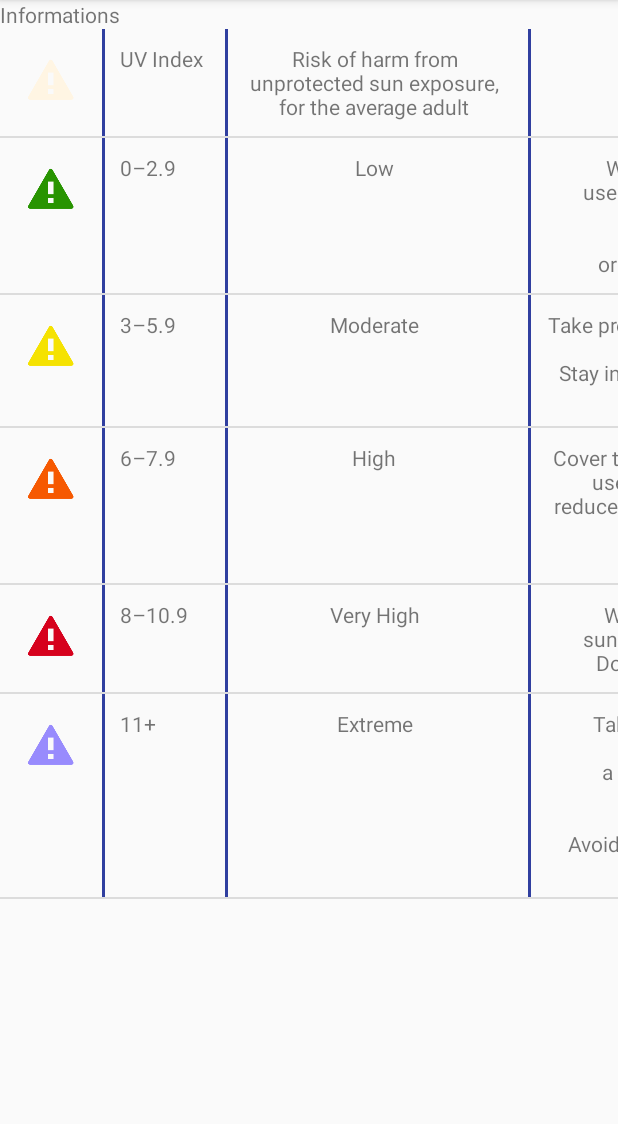
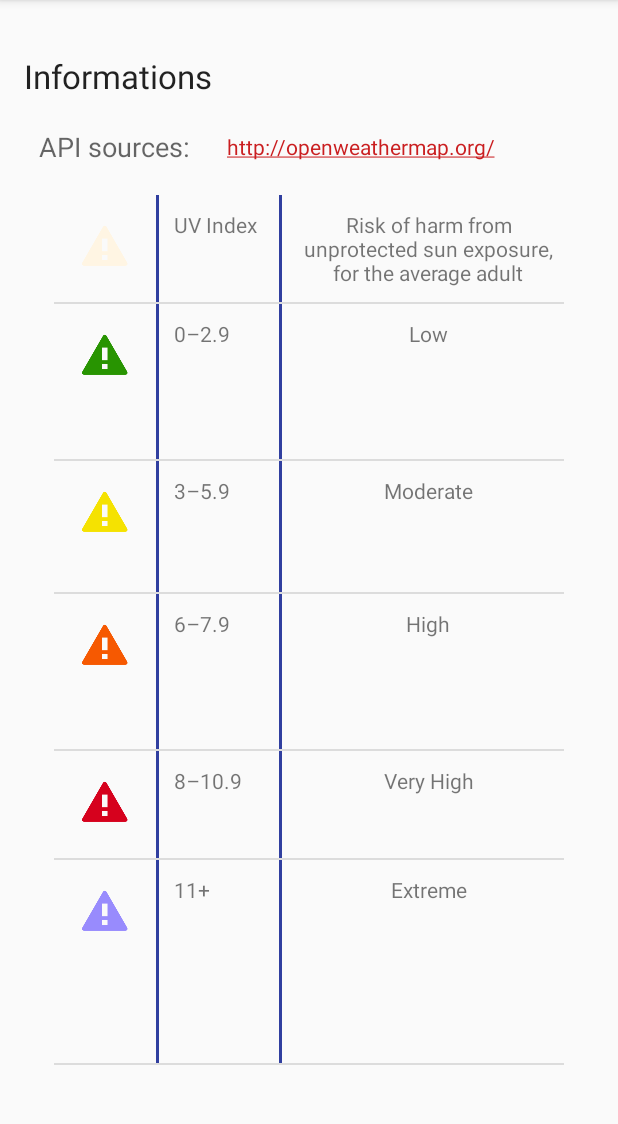
Before and after one commit to Flatch78/WeatherChan, an Android app: the fragment InformationFragment shown on its own in the app's theme, on a phone screen of 412 x 824 dp, the part 84-1208 px from its top. Run offline under Robolectric (Android 15) with nearby library versions, the phone set to English and light mode, and no system bars; libraries missing offline, so code that uses them is left out: com.koushikdutta.async, com.koushikdutta.ion; pictures from the network do not load; 2 statements that could not run were skipped.

Commit message:
update information page

```diff
--- a/app/src/main/java/com/guillaumek/weatherchannel/Fragment/InformationFragment.java
+++ b/app/src/main/java/com/guillaumek/weatherchannel/Fragment/InformationFragment.java
@@ -2,21 +2,32 @@ package com.guillaumek.weatherchannel.Fragment;
 
 
 import android.database.MatrixCursor;
+import android.graphics.Bitmap;
+import android.graphics.drawable.BitmapDrawable;
 import android.os.Bundle;
 import android.support.v4.app.Fragment;
 import android.support.v4.widget.SimpleCursorAdapter;
+import android.text.method.LinkMovementMethod;
 import android.view.LayoutInflater;
 import android.view.View;
 import android.view.ViewGroup;
+import android.widget.ImageView;
 import android.widget.ListView;
+import android.widget.TextView;
 
+import com.guillaumek.weatherchannel.Network.NetworkAPIWeather;
 import com.guillaumek.weatherchannel.R;
+import com.guillaumek.weatherchannel.Tools.MessageTool;
+import com.koushikdutta.async.future.FutureCallback;
+import com.koushikdutta.ion.Ion;
 
 /**
  * A simple {@link Fragment} subclass.
  */
 public class InformationFragment extends Fragment {
 
+    private static final String TAG = InformationFragment.class.getName();
+    private MessageTool msg = new MessageTool(TAG);
 
     public InformationFragment() {
         // Required empty public constructor
@@ -34,6 +45,30 @@ public class InformationFragment extends Fragment {
         ListView listViewTable = (ListView) view.findViewById(R.id.listViewWarning);
         listViewTable.setAdapter(fillInTable());
 
+        TextView mTextViewLinkWS = (TextView) view.findViewById(R.id.textViewLinkWebSite);
+        mTextViewLinkWS.setMovementMethod(LinkMovementMethod.getInstance());
+
+        final ImageView imageViewLogo = (ImageView) view.findViewById(R.id.logoOpenWeatherMap);
+
+
+        String URLBackground = NetworkAPIWeather.getLogoOpenWeatherMap();
+        Ion.with(getActivity())
+                .load(URLBackground)
+                .asBitmap()
+                .setCallback(new FutureCallback<Bitmap>() {
+                    @Override
+                    public void onCompleted(Exception e, Bitmap result) {
+                        if (e != null) {
+                            msg.MsgError("Error: " + e.getMessage());
+                        } else if (result == null) {
+                            msg.MsgError("Error: request fail");
+                        } else {
+                            BitmapDrawable ob = new BitmapDrawable(getResources(), result);
+                            imageViewLogo.setBackgroundDrawable(ob);
+                        }
+                    }
+
+                });
         return view;
     }
 
@@ -72,11 +107,11 @@ public class InformationFragment extends Fragment {
                 getActivity().getString(R.string.row_red_uv),
                 getActivity().getString(R.string.row_red_risk),
                 getActivity().getString(R.string.row_red_recommend) });
-        matrixCursor.addRow(new Object[] { 3,
+        matrixCursor.addRow(new Object[]{3,
                 R.mipmap.ic_warning_extreme,
                 getActivity().getString(R.string.row_purple_uv),
                 getActivity().getString(R.string.row_purple_risk),
-                getActivity().getString(R.string.row_purple_recommend) });
+                getActivity().getString(R.string.row_purple_recommend)});
 
         String[] from = new String[] {
                 "type",
--- a/app/src/main/java/com/guillaumek/weatherchannel/Network/NetworkAPIWeather.java
+++ b/app/src/main/java/com/guillaumek/weatherchannel/Network/NetworkAPIWeather.java
@@ -37,6 +37,8 @@ public class NetworkAPIWeather {
     private final static String FOG = "https://c2.staticflickr.com/6/5684/20597103963_57f862461e_z.jpg";
     private final static String FOG_N = "https://c1.staticflickr.com/9/8682/16069627989_a766afefe3_z.jpg";
 
+    private final static String LOGO = "https://upload.wikimedia.org/wikipedia/commons/thumb/1/15/OpenWeatherMap_logo.png/128px-OpenWeatherMap_logo.png";
+
 
     /* PUBLIC */
 
@@ -65,6 +67,10 @@ public class NetworkAPIWeather {
     // Icon
     static public String getURLWeatherIcon(String icon) {
         return getPrefixImg() + icon + ".png";
+    }
+
+    static public String getLogoOpenWeatherMap() {
+        return LOGO;
     }
 
     // Pictures
--- a/app/src/main/res/layout/fragment_information.xml
+++ b/app/src/main/res/layout/fragment_information.xml
@@ -3,16 +3,55 @@
     android:layout_width="match_parent"
     android:layout_height="match_parent"
     android:orientation="vertical"
+    android:paddingBottom="@dimen/activity_vertical_margin"
+    android:paddingLeft="@dimen/activity_horizontal_margin"
+    android:paddingRight="@dimen/activity_horizontal_margin"
+    android:paddingTop="@dimen/activity_vertical_margin"
     tools:context="com.guillaumek.weatherchannel.Fragment.InformationFragment">
 
     <TextView
         android:layout_width="match_parent"
         android:layout_height="wrap_content"
-        android:text="Informations" />
+        android:paddingBottom="20dp"
+        android:paddingTop="20dp"
+        android:text="@string/navigation_information_page"
+        android:textAppearance="?android:attr/textAppearanceLarge" />
+
+
+    <LinearLayout
+        android:gravity="center_vertical"
+        android:orientation="horizontal"
+        android:layout_width="match_parent"
+        android:layout_height="wrap_content">
+
+        <ImageView
+            android:id="@+id/logoOpenWeatherMap"
+            android:layout_width="wrap_content"
+            android:layout_height="wrap_content" />
+
+        <TextView
+            android:paddingStart="10dp"
+            android:paddingEnd="10dp"
+            android:layout_width="wrap_content"
+            android:layout_height="wrap_content"
+            android:textAppearance="?android:attr/textAppearanceMedium"
+            android:text="API sources: "
+            android:id="@+id/textView" />
+
+        <TextView
+            android:paddingStart="10dp"
+            android:paddingEnd="10dp"
+            android:id="@+id/textViewLinkWebSite"
+            android:layout_width="wrap_content"
+            android:layout_height="wrap_content"
+            android:text="@string/website_source"/>
+
+    </LinearLayout>
 
     <ListView
+        android:id="@+id/listViewWarning"
         android:layout_width="wrap_content"
         android:layout_height="match_parent"
-        android:id="@+id/listViewWarning" />
+        android:padding="20dp" />
 
 </LinearLayout>
--- a/app/src/main/res/values/strings.xml
+++ b/app/src/main/res/values/strings.xml
@@ -7,7 +7,7 @@
     <!-- Pages -->
     <string name="navigation_main_page">Main</string>
     <string name="navigation_setting_page">Settings</string>
-    <string name="navigation_information_page">Information</string>
+    <string name="navigation_information_page">Informations</string>
 
     <string name="action_settings">Settings</string>
 
@@ -33,7 +33,8 @@
     <string name="row_red_recommend">Wear SPF 30+ sunscreen, a shirt,\nsunglasses, and a wide-brimmed hat.\nDo not stay in the sun for too long.</string>
     <string name="row_purple_recommend">Take all precautions: Wear SPF 30+ sunscreen,\na long-sleeved shirt and trousers, sunglasses,\nand a very broad hat.\nAvoid the sun within three hours of solar noon.</string>
 
-    <!-- TODO: Remove or change this placeholder text -->
     <string name="hello_blank_fragment">Hello blank fragment</string>
 
+    <!-- Ref to website -->
+    <string name="website_source"><a href="http://openweathermap.org/">http://openweathermap.org/</a></string>
 </resources>
```
